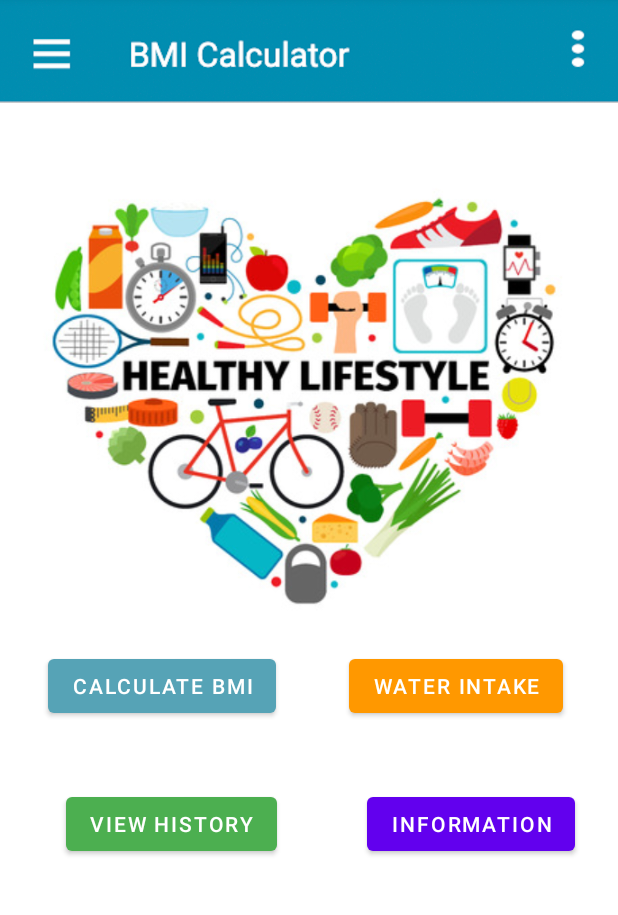
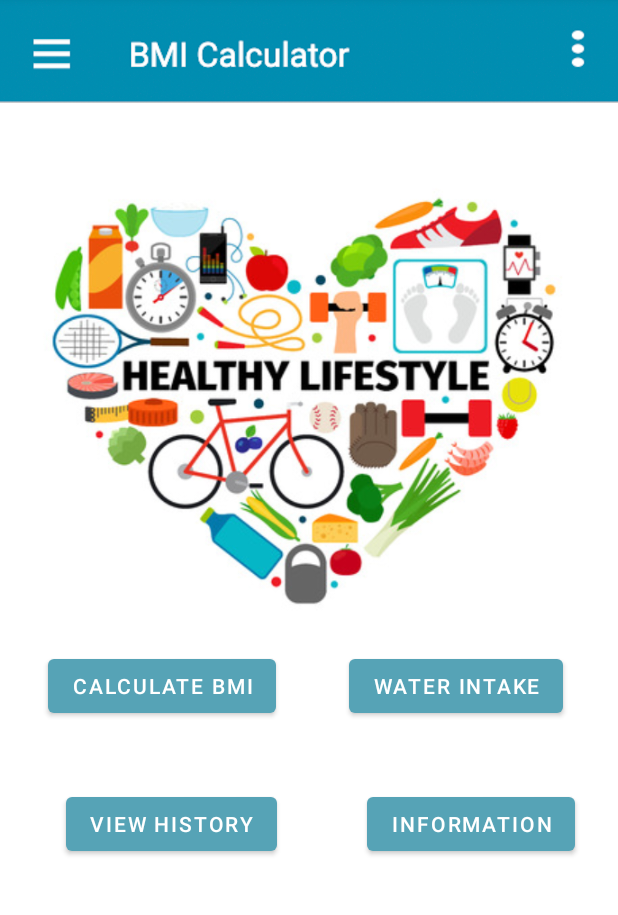
Before and after one commit to kethmi501/The-Chosen-Ones, an Android app: the screen it shows after launch (MainActivity), on a phone screen of 412 x 824 dp, the part 87-1002 px from its top. Run offline under Robolectric (Android 15) with nearby library versions, the phone set to English and light mode, and no system bars.

Commit message:
button color changed

```diff
--- a/app/src/main/res/layout/activity_main.xml
+++ b/app/src/main/res/layout/activity_main.xml
@@ -15,7 +15,7 @@
         android:layout_marginTop="44dp"
         android:onClick="history"
         android:text="@string/btn_his"
-        app:backgroundTint="#4CAF50"
+        app:backgroundTint="#56A3B6"
         app:layout_constraintStart_toStartOf="parent"
         app:layout_constraintTop_toBottomOf="@+id/btn_bmi" />
 
@@ -58,7 +58,7 @@
         android:layout_marginTop="4dp"
         android:onClick="water"
         android:text="@string/btn_water"
-        app:backgroundTint="#FF9800"
+        app:backgroundTint="#56A3B6"
         app:layout_constraintEnd_toEndOf="parent"
         app:layout_constraintHorizontal_bias="0.567"
         app:layout_constraintStart_toEndOf="@+id/btn_bmi"
@@ -73,6 +73,7 @@
         android:layout_marginTop="44dp"
         android:onClick="OnClick2"
         android:text="@string/btn_info"
+        app:backgroundTint="#56A3B6"
         app:layout_constraintStart_toEndOf="@+id/btn_his"
         app:layout_constraintTop_toBottomOf="@+id/btn_water" />
 
```
